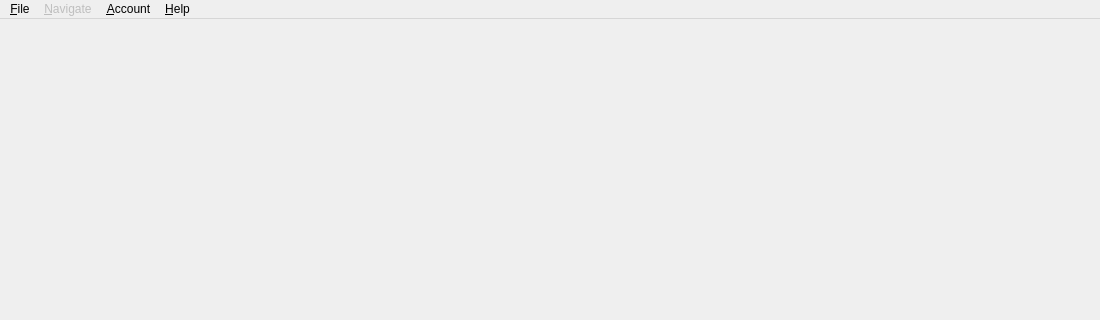
Before: the Qt Designer form resources/ui/main_window.ui in Iconoclasteinc/tgit, drawn with Qt 5; both pictures show x 0 to 1100 and y 0 to 320 of the 1100 by 745 pixel window.
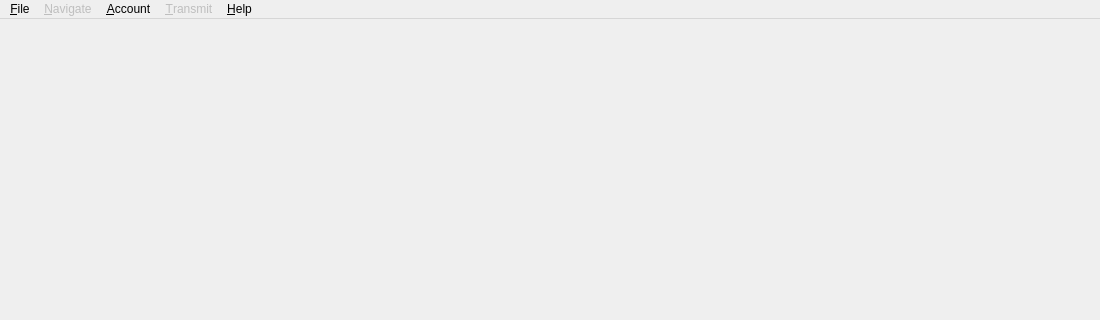
After: the same form once the commit is applied. Icons and pictures are not drawn.

Commit message: We can now chose to transmit the album to the SOPROQ via a menu.

Diff of the .ui file:
```diff
--- a/resources/ui/main_window.ui
+++ b/resources/ui/main_window.ui
@@ -91,9 +91,19 @@
     <addaction name="separator"/>
     <addaction name="_register_action"/>
    </widget>
+   <widget class="QMenu" name="_transmit_menu">
+    <property name="enabled">
+     <bool>false</bool>
+    </property>
+    <property name="title">
+     <string>&amp;Transmit</string>
+    </property>
+    <addaction name="_soproq_action"/>
+   </widget>
    <addaction name="file_menu"/>
    <addaction name="navigate_menu"/>
    <addaction name="_account_menu"/>
+   <addaction name="_transmit_menu"/>
    <addaction name="help_menu"/>
   </widget>
   <action name="settings_action">
```
Left out of the diff: 5 changed lines with no effect on the pictures. The commit also changes 8 other files.
